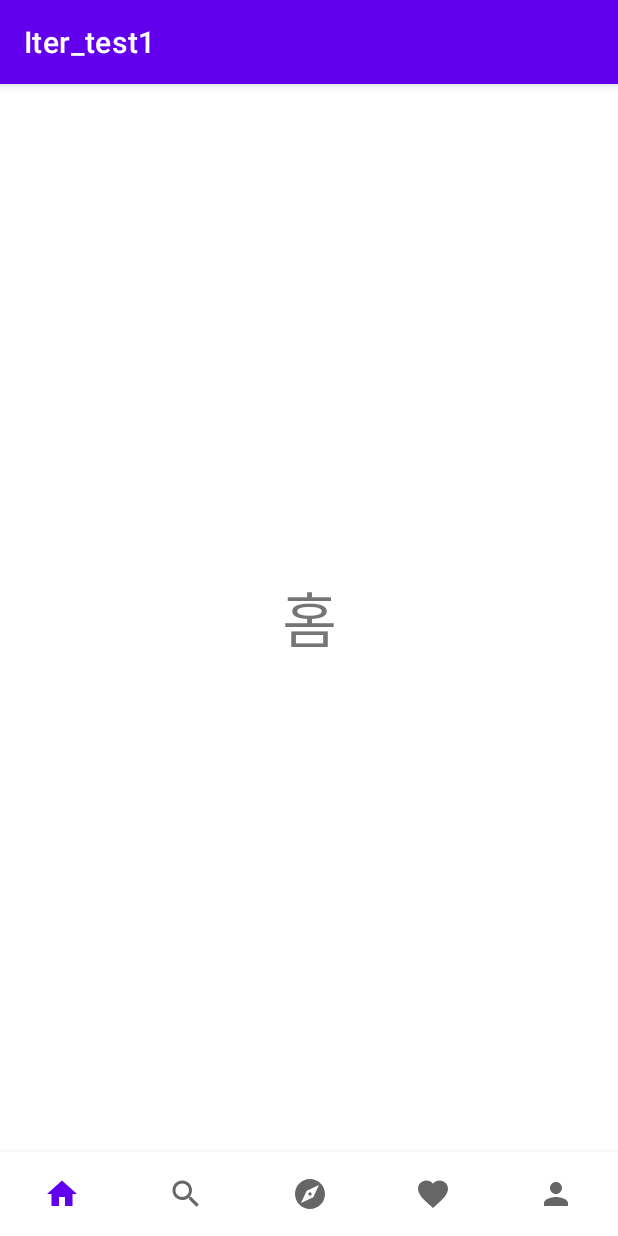
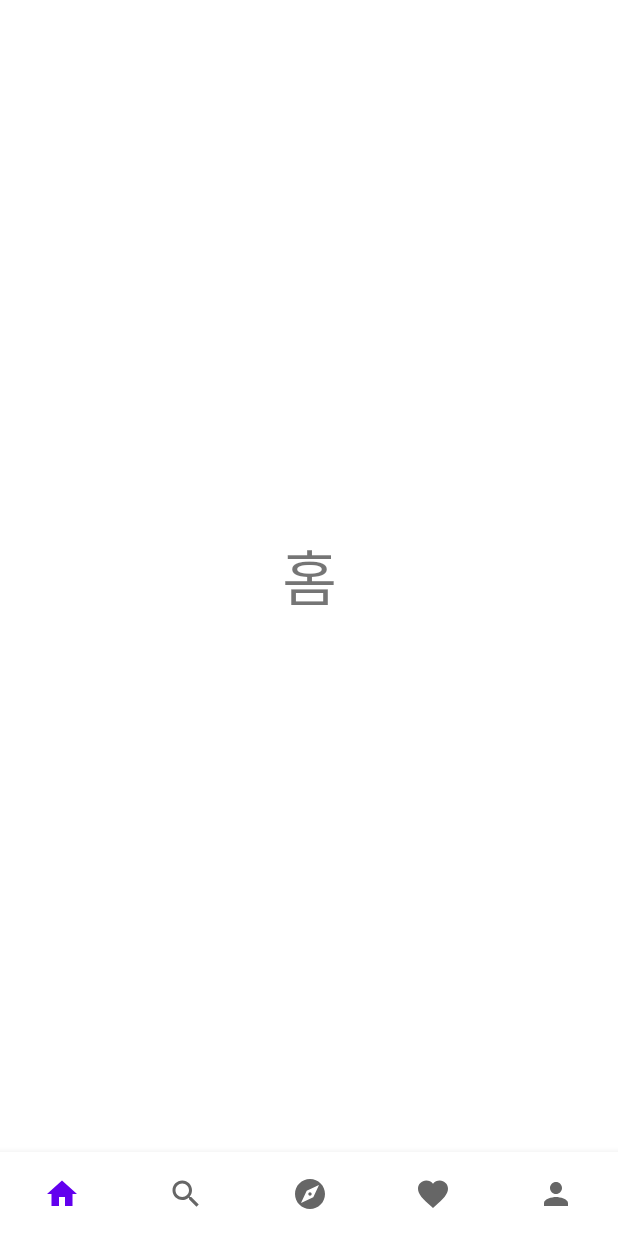
Before and after one commit to hue412/Iter_test1_app, an Android app: the screen it shows after launch (MainActivity), on a phone screen of 412 x 824 dp. Run offline under Robolectric (Android 15) with nearby library versions, the phone set to English and light mode, and no system bars.

Commit message:
리스너 deprecated 수정

```diff
--- a/app/src/main/java/com/mce/iter_test1/MainActivity.java
+++ b/app/src/main/java/com/mce/iter_test1/MainActivity.java
@@ -54,7 +54,7 @@ public class MainActivity extends AppCompatActivity {
 
 
         // 리스너 등록
-        bottomNavigationView.setOnNavigationItemSelectedListener(new BottomNavigationView.OnNavigationItemSelectedListener() {
+        bottomNavigationView.setOnItemSelectedListener(new BottomNavigationView.OnItemSelectedListener() {
             @Override
             public boolean onNavigationItemSelected(@NonNull MenuItem item) {
                 Log.i(TAG, "바텀 네비게이션 클릭");
--- a/app/src/main/res/values-night/themes.xml
+++ b/app/src/main/res/values-night/themes.xml
@@ -1,6 +1,6 @@
 <resources xmlns:tools="http://schemas.android.com/tools">
     <!-- Base application theme. -->
-    <style name="Theme.Iter_test1" parent="Theme.MaterialComponents.DayNight.DarkActionBar">
+    <style name="Theme.Iter_test1" parent="Theme.MaterialComponents.DayNight.NoActionBar">
         <!-- Primary brand color. -->
         <item name="colorPrimary">@color/purple_200</item>
         <item name="colorPrimaryVariant">@color/purple_700</item>
--- a/app/src/main/res/values/themes.xml
+++ b/app/src/main/res/values/themes.xml
@@ -1,6 +1,6 @@
 <resources xmlns:tools="http://schemas.android.com/tools">
     <!-- Base application theme. -->
-    <style name="Theme.Iter_test1" parent="Theme.MaterialComponents.DayNight.DarkActionBar">
+    <style name="Theme.Iter_test1" parent="Theme.MaterialComponents.DayNight.NoActionBar">
         <!-- Primary brand color. -->
         <item name="colorPrimary">@color/purple_500</item>
         <item name="colorPrimaryVariant">@color/purple_700</item>
```
